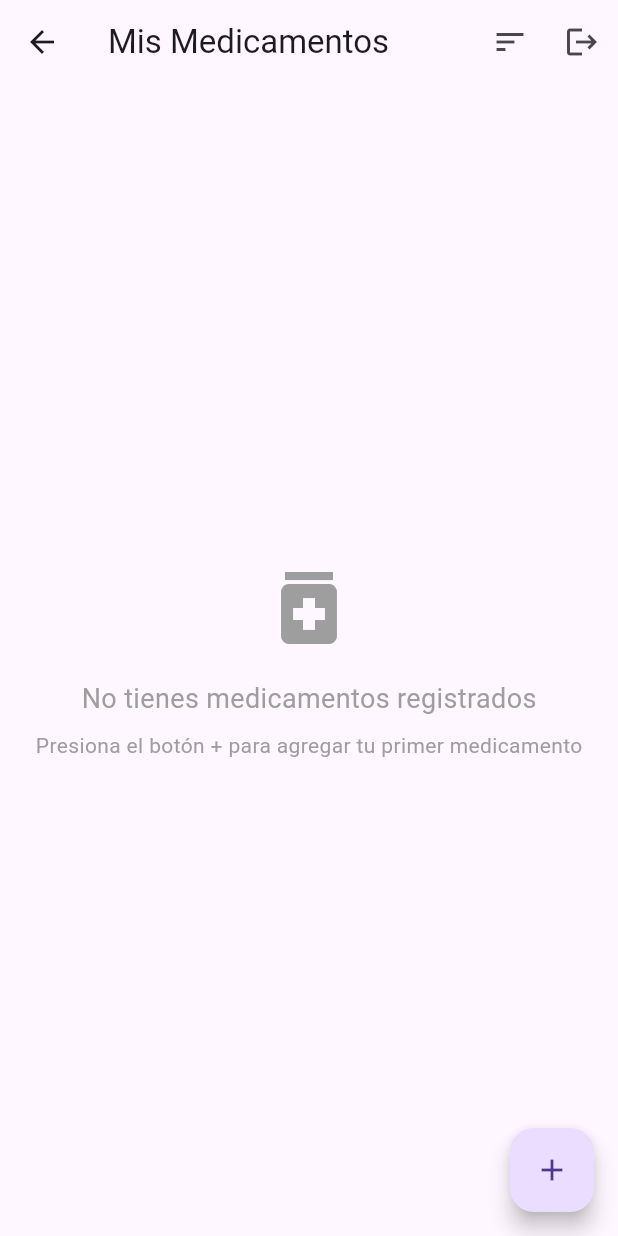
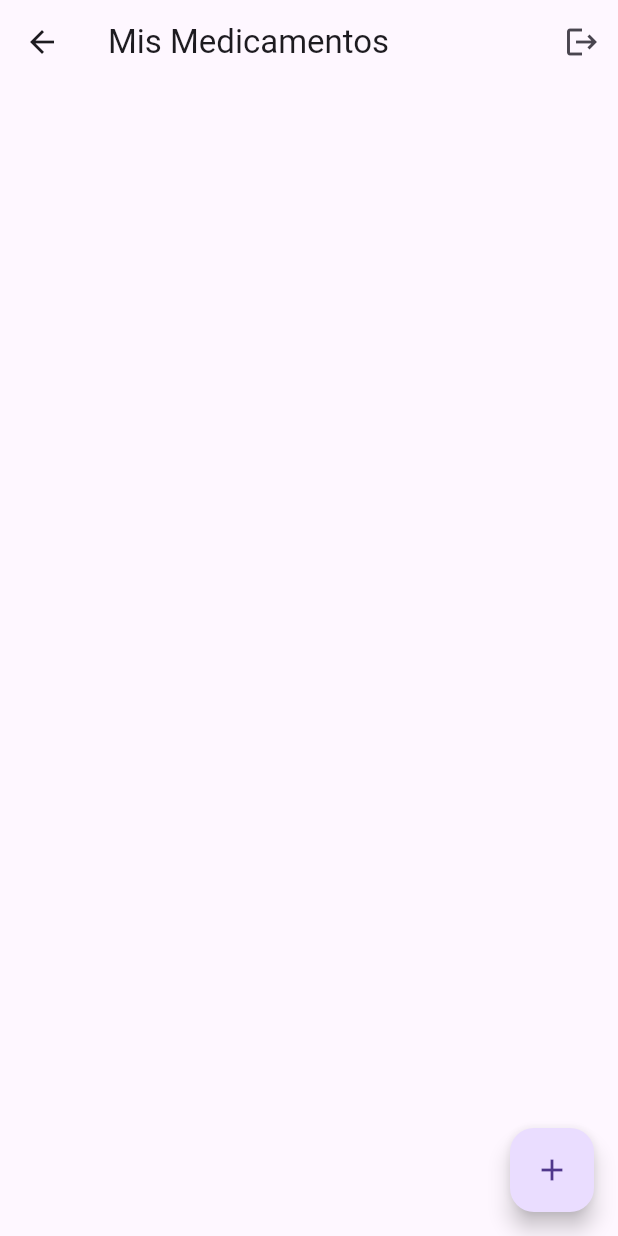
Before and after one commit to AT1927/flutter_evaluacion2, a Flutter app: the MedicationListScreen screen opened by its route, on a phone screen of 412 x 824 dp. Run offline on Flutter 3.47's test engine with Material 3 defaults, Android fonts, the phone set to English and light mode, and no system bars; our stand-ins replace appwrite, flutter_dotenv, flutter_local_notifications, flutter_native_timezone, get, timezone; network calls fail.

```diff
--- a/lib/screen/medication_list_screen.dart
+++ b/lib/screen/medication_list_screen.dart
@@ -9,29 +9,7 @@ class MedicationListScreen extends StatelessWidget {
   final MedicationController medicationController =
       Get.find<MedicationController>();
 
-  // Variable reactiva para controlar el tipo de ordenamiento
-  final RxString sortBy = 'time'.obs; // 'time' o 'name'
-
   MedicationListScreen({super.key});
-
-  List<Medication> _getSortedMedications() {
-    List<Medication> medications = List.from(medicationController.medications);
-
-    if (sortBy.value == 'time') {
-      // Ordenar por hora (de menor a mayor)
-      medications.sort((a, b) {
-        final timeA = a.time.hour * 60 + a.time.minute;
-        final timeB = b.time.hour * 60 + b.time.minute;
-        return timeA.compareTo(timeB);
-      });
-    } else {
-      // Ordenar por nombre (alfabéticamente)
-      medications
-          .sort((a, b) => a.name.toLowerCase().compareTo(b.name.toLowerCase()));
-    }
-
-    return medications;
-  }
 
   @override
   Widget build(BuildContext context) {
@@ -39,53 +17,6 @@ class MedicationListScreen extends StatelessWidget {
       appBar: AppBar(
         title: const Text('Mis Medicamentos'),
         actions: [
-          // Botón para cambiar el tipo de ordenamiento
-          Obx(() => PopupMenuButton<String>(
-                onSelected: (String value) {
-                  sortBy.value = value;
-                },
-                itemBuilder: (BuildContext context) => [
-                  PopupMenuItem<String>(
-                    value: 'time',
-                    child: Row(
-                      children: [
-                        Icon(
-                          Icons.schedule,
-                          color: sortBy.value == 'time' ? Colors.blue : null,
-                        ),
-                        const SizedBox(width: 8),
-                        Text(
-                          'Ordenar por hora',
-                          style: TextStyle(
-                            fontWeight:
-                                sortBy.value == 'time' ? FontWeight.bold : null,
-                          ),
-                        ),
-                      ],
-                    ),
-                  ),
-                  PopupMenuItem<String>(
-                    value: 'name',
-                    child: Row(
-                      children: [
-                        Icon(
-                          Icons.sort_by_alpha,
-                          color: sortBy.value == 'name' ? Colors.blue : null,
-                        ),
-                        const SizedBox(width: 8),
-                        Text(
-                          'Ordenar por nombre',
-                          style: TextStyle(
-                            fontWeight:
-                                sortBy.value == 'name' ? FontWeight.bold : null,
-                          ),
-                        ),
-                      ],
-                    ),
-                  ),
-                ],
-                icon: const Icon(Icons.sort),
-              )),
           IconButton(
             icon: const Icon(Icons.logout),
             onPressed: () => Get.find<AuthController>().logout(),
@@ -94,58 +25,17 @@ class MedicationListScreen extends StatelessWidget {
       ),
       body: Obx(
         () {
-          final medications = _getSortedMedications();
+          final medications = medicationController.medications;
 
-          if (medications.isEmpty) {
-            return Center(
-              child: Column(
-                mainAxisAlignment: MainAxisAlignment.center,
-                children: [
-                  const Icon(
-                    Icons.medication,
-                    size: 64,
-                    color: Colors.grey,
-                  ),
-                  const SizedBox(height: 16),
-                  const Text(
-                    'No tienes medicamentos registrados',
-                    style: TextStyle(fontSize: 18, color: Colors.grey),
-                  ),
-                  const SizedBox(height: 8),
-                  const Text(
-                    'Presiona el botón + para agregar tu primer medicamento',
-                    style: TextStyle(color: Colors.grey),
-                  ),
-                ],
-              ),
-            );
-          }
-
-          return Column(
-            children: [
-              // Mostrar el tipo de ordenamiento actual
-              Container(
-                width: double.infinity,
-                padding: const EdgeInsets.all(12),
-                color: Colors.grey[100],
-                child: Obx(() => Text(
-                      sortBy.value == 'time'
-                          ? 'Ordenados por hora del día'
-                          : 'Ordenados alfabéticamente',
-                      style: const TextStyle(fontSize: 14, color: Colors.grey),
-                      textAlign: TextAlign.center,
-                    )),
-              ),
-              Expanded(
-                child: ListView.builder(
-                  itemCount: medications.length,
-                  itemBuilder: (context, index) {
-                    final medication = medications[index];
-                    return MedicationCard(medication: medication);
-                  },
-                ),
-              ),
-            ],
+          return ListView.builder(
+            itemCount: medications.length,
+            itemBuilder: (context, index) {
+              final medication = medications[index];
+              return ListTile(
+                title: Text(medication.name),
+                subtitle: Text(medication.dosage),
+              );
+            },
           );
         },
       ),
@@ -156,35 +46,3 @@ class MedicationListScreen extends StatelessWidget {
     );
   }
 }
-
-class MedicationCard extends StatelessWidget {
-  final Medication medication;
-
-  const MedicationCard({super.key, required this.medication});
-
-  @override
-  Widget build(BuildContext context) {
-    return Card(
-      margin: const EdgeInsets.all(8.0),
-      child: ListTile(
-        title: Text(medication.name),
-        subtitle: Text('Dosis: ${medication.dosage}'),
-        trailing: Container(
-          padding: const EdgeInsets.symmetric(horizontal: 8, vertical: 4),
-          decoration: BoxDecoration(
-            color: Colors.blue[50],
-            borderRadius: BorderRadius.circular(8),
-          ),
-          child: Text(
-            '${medication.time.hour}:${medication.time.minute.toString().padLeft(2, '0')}',
-            style: TextStyle(
-              fontWeight: FontWeight.bold,
-              color: Colors.blue[700],
-            ),
-          ),
-        ),
-        onTap: () => Get.toNamed('/edit-medication/${medication.id}'),
-      ),
-    );
-  }
-}
--- a/pubspec.yaml
+++ b/pubspec.yaml
@@ -61,6 +61,8 @@ flutter:
   # included with your application, so that you can use the icons in
   # the material Icons class.
   uses-material-design: true
+  assets:
+    - assets/.env
 
   # To add assets to your application, add an assets section, like this:
   # assets:
```
Also changed, not shown: 3 other files.
